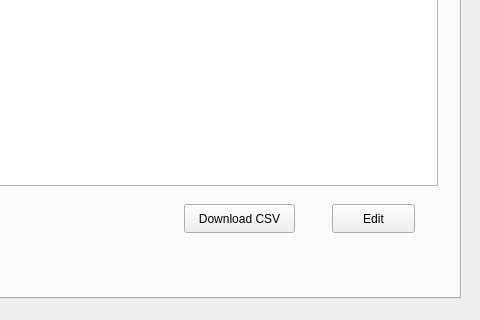
This is mainwindow.ui in Shikhrrr/AttendanceManager as Qt 5 draws it before an edit; both pictures show x 520 to 1000 and y 301 to 621 of the 1000 by 621 pixel window. The edited form follows.
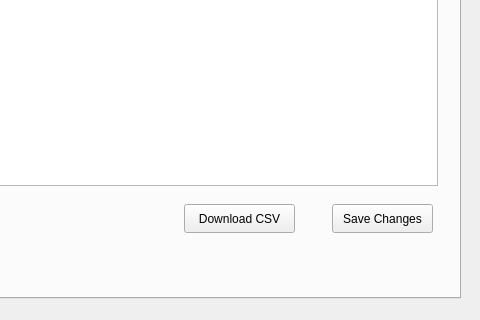
This is the edited form.

Patch:
```diff
--- a/mainwindow.ui
+++ b/mainwindow.ui
@@ -790,12 +790,12 @@
                <rect>
                 <x>640</x>
                 <y>440</y>
-                <width>83</width>
+                <width>101</width>
                 <height>29</height>
                </rect>
               </property>
               <property name="text">
-               <string>Edit</string>
+               <string>Save Changes</string>
               </property>
              </widget>
              <widget class="QPushButton" name="downloadCSV2">
```
Left out of the diff: 4 changed lines with no effect on the pictures.
